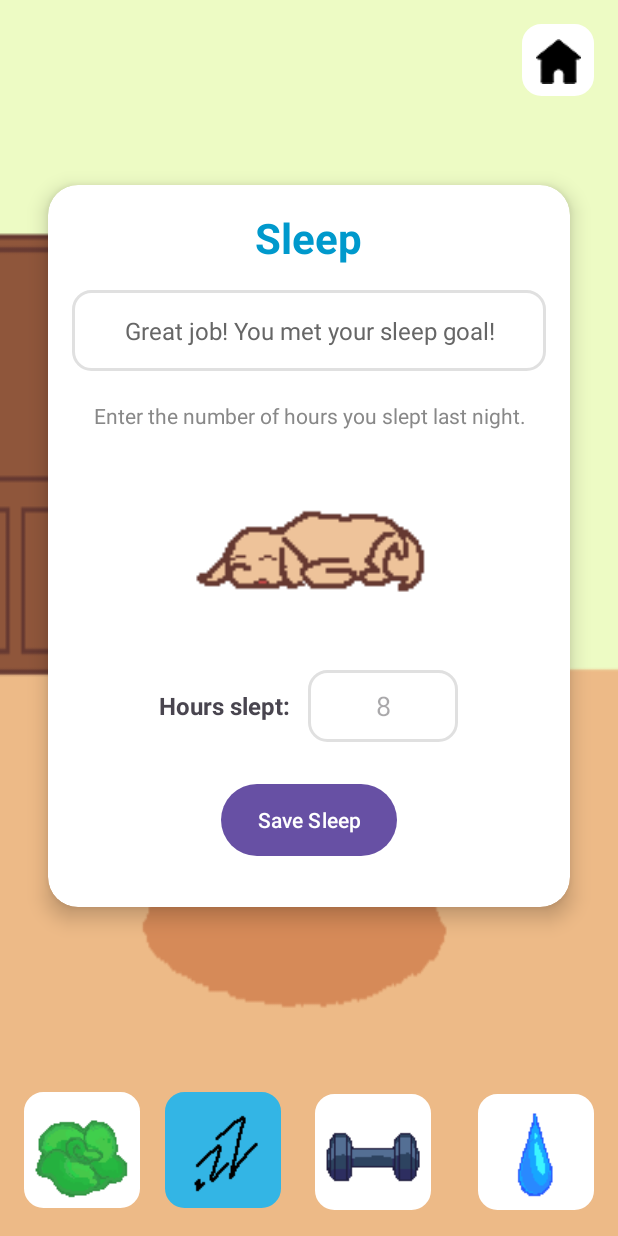
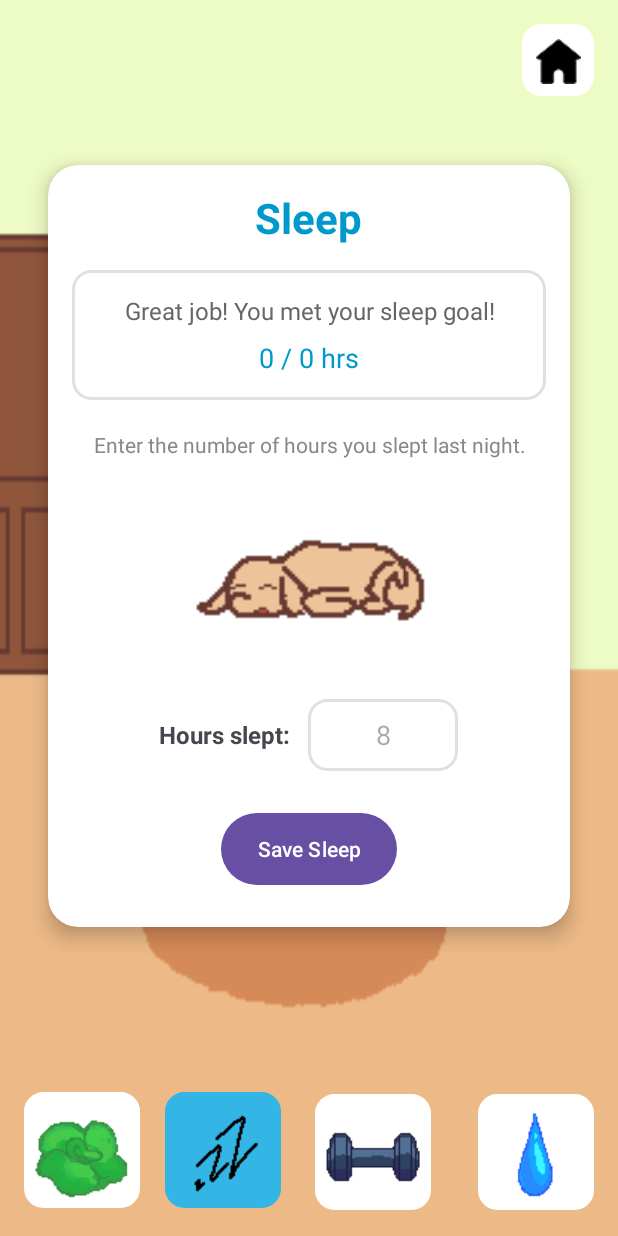
Before and after one commit to UTSA-CS-3443/FitPet, an Android app: the SleepActivity screen opened directly, with no data from a screen before it, on a phone screen of 412 x 824 dp. Run offline under Robolectric (Android 15) with nearby library versions, the phone set to English and light mode, and no system bars.

Commit message:
Updated sleep display

```diff
--- a/app/src/main/java/edu/utsa/cs3443/fitpetdraft1/Main.java
+++ b/app/src/main/java/edu/utsa/cs3443/fitpetdraft1/Main.java
@@ -229,4 +229,6 @@ public class Main {
             return 100.0;
         }
     }
+
+
 }
--- a/app/src/main/java/edu/utsa/cs3443/fitpetdraft1/SleepActivity.java
+++ b/app/src/main/java/edu/utsa/cs3443/fitpetdraft1/SleepActivity.java
@@ -1,33 +1,32 @@
 package edu.utsa.cs3443.fitpetdraft1;
 
+import android.content.Intent;
 import android.os.Bundle;
 import android.widget.Button;
 import android.widget.EditText;
 import android.widget.TextView;
-import android.content.Intent;
 import android.widget.Toast;
 
 import androidx.appcompat.app.AppCompatActivity;
 
 public class SleepActivity extends AppCompatActivity {
 
+    private TextView sleepMessage;
+    private TextView totalSleepProgressText;
+    private EditText sleepInput;
+
     @Override
     protected void onCreate(Bundle savedInstanceState) {
         super.onCreate(savedInstanceState);
         setContentView(R.layout.activity_sleep);
 
-        TextView sleepMessage = findViewById(R.id.sleepMessage);
-        EditText sleepInput = findViewById(R.id.sleepInput);
+        sleepMessage = findViewById(R.id.sleepMessage);
+        totalSleepProgressText = findViewById(R.id.totalSleepProgressText);
+        sleepInput = findViewById(R.id.sleepInput);
         Button enterButton = findViewById(R.id.enterButton);
         Button homeButton = findViewById(R.id.homeButton);
 
-        // update display
-        int totalSleep = Main.getTotalSleepToday();
-        if (totalSleep >= Main.getUserGoals().getSleepGoalHours()) {
-            sleepMessage.setText("Great job! You met your sleep goal!");
-        } else {
-            sleepMessage.setText("You haven't met your sleep goal yet!");
-        }
+        refreshSleepUI();
 
         homeButton.setOnClickListener(v -> {
             Intent intent = new Intent(this, MainActivity.class);
@@ -36,12 +35,11 @@ public class SleepActivity extends AppCompatActivity {
             finish();
         });
 
-        // enter button
         enterButton.setOnClickListener(v -> {
             String hoursStr = sleepInput.getText().toString().trim();
 
-            // validation
             if (hoursStr.isEmpty()) {
+                sleepInput.setError("Please enter hours of sleep");
                 Toast.makeText(this, "Please enter hours of sleep", Toast.LENGTH_SHORT).show();
                 return;
             }
@@ -49,11 +47,16 @@ public class SleepActivity extends AppCompatActivity {
             int hours;
             try {
                 hours = Integer.parseInt(hoursStr);
+                if (hours <= 0) {
+                    sleepInput.setError("Must be > 0");
+                    return;
+                }
                 if (hours > 24) {
                     Toast.makeText(this, "Hours cannot exceed 24", Toast.LENGTH_SHORT).show();
                     return;
                 }
             } catch (NumberFormatException e) {
+                sleepInput.setError("Invalid sleep hours");
                 Toast.makeText(this, "Invalid sleep hours", Toast.LENGTH_SHORT).show();
                 return;
             }
@@ -61,17 +64,11 @@ public class SleepActivity extends AppCompatActivity {
             Main.addSleep(hours);
             Toast.makeText(this, "Sleep hours added successfully!", Toast.LENGTH_SHORT).show();
             sleepInput.setText("");
+            sleepInput.setError(null);
 
-            // update display
-            int newTotal = Main.getTotalSleepToday();
-            if (newTotal >= Main.getUserGoals().getSleepGoalHours()) {
-                sleepMessage.setText("Great job! You met your sleep goal!");
-            } else {
-                sleepMessage.setText("You haven't met your sleep goal yet!");
-            }
+            refreshSleepUI();
         });
 
-        // nav buttons
         Button foodButton = findViewById(R.id.foodButton);
         Button exerciseButton = findViewById(R.id.exerciseButton);
         Button waterButton = findViewById(R.id.waterButton);
@@ -79,6 +76,24 @@ public class SleepActivity extends AppCompatActivity {
         foodButton.setOnClickListener(v -> startActivity(new Intent(this, FoodActivity.class)));
         exerciseButton.setOnClickListener(v -> startActivity(new Intent(this, ExerciseActivity.class)));
         waterButton.setOnClickListener(v -> startActivity(new Intent(this, WaterActivity.class)));
+    }
 
+    @Override
+    protected void onResume() {
+        super.onResume();
+        refreshSleepUI();
+    }
+
+    private void refreshSleepUI() {
+        int total = Main.getTotalSleepToday();
+        int goal  = Main.getUserGoals().getSleepGoalHours();
+
+        totalSleepProgressText.setText(total + " / " + goal + " hrs");
+
+        if (total >= goal) {
+            sleepMessage.setText("Great job! You met your sleep goal!");
+        } else {
+            sleepMessage.setText("You haven't met your sleep goal yet!");
+        }
     }
 }
--- a/app/src/main/res/layout/activity_sleep.xml
+++ b/app/src/main/res/layout/activity_sleep.xml
@@ -30,7 +30,7 @@
 
         <LinearLayout
             android:layout_width="match_parent"
-            android:layout_height="481dp"
+            android:layout_height="508dp"
             android:orientation="vertical"
             android:padding="16dp">
 
@@ -62,6 +62,16 @@
                     android:text="You haven't met your sleep goal yet!"
                     android:textColor="#666666"
                     android:textSize="16sp" />
+
+                <TextView
+                    android:id="@+id/totalSleepProgressText"
+                    android:layout_width="wrap_content"
+                    android:layout_height="wrap_content"
+                    android:layout_gravity="center"
+                    android:layout_marginTop="8dp"
+                    android:text="0 / 0 hrs"
+                    android:textColor="@android:color/holo_blue_dark"
+                    android:textSize="18sp" />
             </LinearLayout>
 
             <TextView
```
